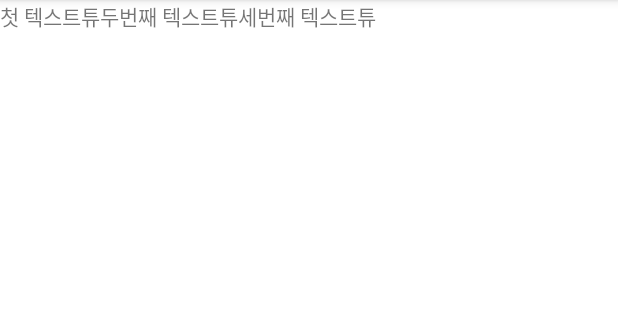
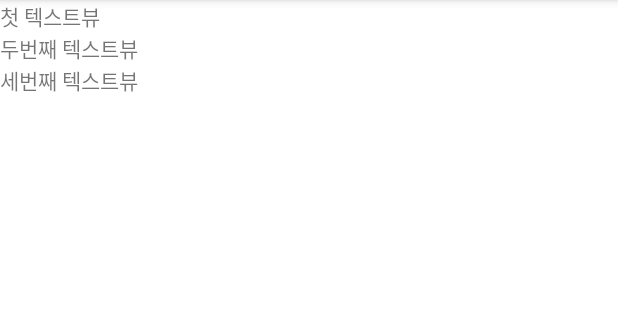
Before and after one commit to junho0615/Uiproject_20210306, an Android app: the screen it shows after launch (MainActivity), on a phone screen of 412 x 824 dp, the part 84-404 px from its top. Run offline under Robolectric (Android 15) with nearby library versions, the phone set to English and light mode, and no system bars.

Commit message:
세로 배치로 변경

```diff
--- a/app/src/main/res/layout/activity_main.xml
+++ b/app/src/main/res/layout/activity_main.xml
@@ -3,6 +3,7 @@
     xmlns:android="http://schemas.android.com/apk/res/android"
     xmlns:app="http://schemas.android.com/apk/res-auto"
     xmlns:tools="http://schemas.android.com/tools"
+    android:orientation="vertical"
     android:layout_width="match_parent"
     android:layout_height="match_parent"
     tools:context=".MainActivity">
@@ -10,17 +11,17 @@
     <TextView
         android:layout_width="wrap_content"
         android:layout_height="wrap_content"
-        android:text="첫 텍스트튜" />
+        android:text="첫 텍스트뷰" />
 
     <TextView
         android:layout_width="wrap_content"
         android:layout_height="wrap_content"
-        android:text="두번째 텍스트튜" />
+        android:text="두번째 텍스트뷰" />
 
     <TextView
         android:layout_width="wrap_content"
         android:layout_height="wrap_content"
-        android:text="세번째 텍스트튜" />
+        android:text="세번째 텍스트뷰" />
 
 
 
```
